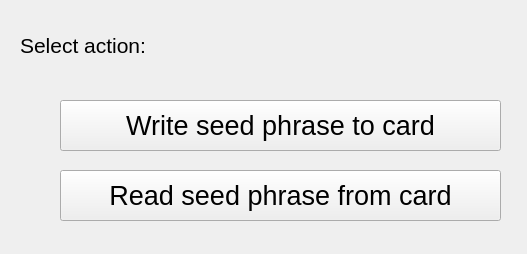
exceptionoff/spmc, file gui/forms/StartWindow.ui: the form before one commit.
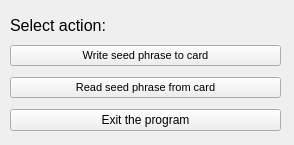
The form after the commit.

```diff
--- a/gui/forms/StartWindow.ui
+++ b/gui/forms/StartWindow.ui
@@ -6,76 +6,95 @@
    <rect>
     <x>0</x>
     <y>0</y>
-    <width>527</width>
-    <height>254</height>
+    <width>294</width>
+    <height>145</height>
    </rect>
   </property>
-  <property name="font">
-   <font>
-    <family>Segoe UI Symbol</family>
-    <pointsize>10</pointsize>
-   </font>
+  <property name="sizePolicy">
+   <sizepolicy hsizetype="Fixed" vsizetype="Fixed">
+    <horstretch>0</horstretch>
+    <verstretch>0</verstretch>
+   </sizepolicy>
+  </property>
+  <property name="minimumSize">
+   <size>
+    <width>0</width>
+    <height>0</height>
+   </size>
+  </property>
+  <property name="maximumSize">
+   <size>
+    <width>520</width>
+    <height>225</height>
+   </size>
   </property>
   <property name="windowTitle">
    <string>Form</string>
   </property>
-  <widget class="QPushButton" name="pushButtonWrite">
+  <widget class="QWidget" name="verticalLayoutWidget">
    <property name="geometry">
     <rect>
-     <x>60</x>
-     <y>100</y>
-     <width>441</width>
-     <height>51</height>
+     <x>10</x>
+     <y>40</y>
+     <width>271</width>
+     <height>98</height>
     </rect>
    </property>
-   <property name="font">
-    <font>
-     <family>Segoe UI Symbol</family>
-     <pointsize>20</pointsize>
-    </font>
-   </property>
-   <property name="text">
-    <string>Write seed phrase to card</string>
-   </property>
+   <layout class="QVBoxLayout" name="verticalLayout">
+    <item>
+     <widget class="QPushButton" name="writeButton">
+      <property name="font">
+       <font>
+        <family>MS Shell Dlg 2</family>
+        <pointsize>8</pointsize>
+       </font>
+      </property>
+      <property name="text">
+       <string>Write seed phrase to card</string>
+      </property>
+     </widget>
+    </item>
+    <item>
+     <widget class="QPushButton" name="readButton">
+      <property name="font">
+       <font>
+        <family>MS Shell Dlg 2</family>
+        <pointsize>8</pointsize>
+       </font>
+      </property>
+      <property name="text">
+       <string>Read seed phrase from card</string>
+      </property>
+     </widget>
+    </item>
+    <item>
+     <widget class="QPushButton" name="exitButton">
+      <property name="text">
+       <string>Exit the program</string>
+      </property>
+     </widget>
+    </item>
+   </layout>
   </widget>
   <widget class="QLabel" name="label">
    <property name="geometry">
     <rect>
-     <x>20</x>
-     <y>20</y>
+     <x>10</x>
+     <y>0</y>
      <width>161</width>
      <height>51</height>
     </rect>
    </property>
    <property name="font">
     <font>
-     <family>Segoe UI Symbol</family>
-     <pointsize>16</pointsize>
+     <family>MS Shell Dlg 2</family>
+     <pointsize>12</pointsize>
     </font>
    </property>
    <property name="text">
     <string>Select action:</string>
    </property>
   </widget>
-  <widget class="QPushButton" name="pushButtonRead">
-   <property name="geometry">
-    <rect>
-     <x>60</x>
-     <y>170</y>
-     <width>441</width>
-     <height>51</height>
-    </rect>
-   </property>
-   <property name="font">
-    <font>
-     <family>Segoe UI Symbol</family>
-     <pointsize>20</pointsize>
-    </font>
-   </property>
-   <property name="text">
-    <string>Read seed phrase from card</string>
-   </property>
-  </widget>
  </widget>
  <resources/>
  <connections/>
```
Left out of the diff: 75 changed lines with no effect on the pictures.
